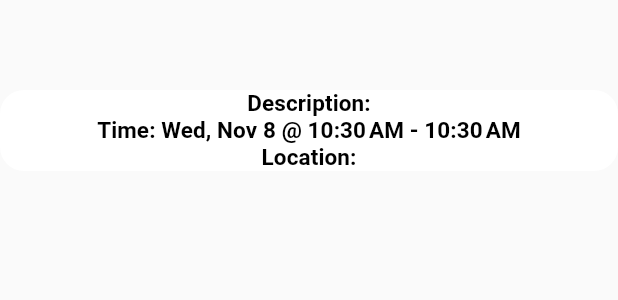
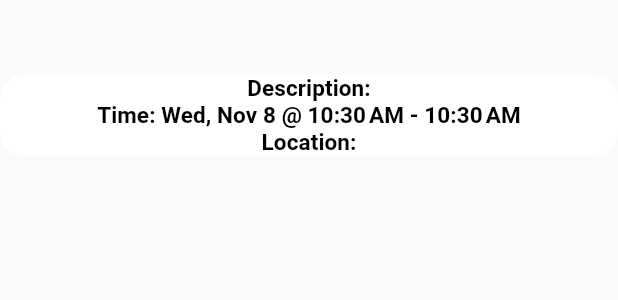
Before and after one commit to 1aggarcia/MeUni, a Flutter app: the EventCard widget shown alone on an empty page, opened directly with empty values, on a phone screen of 412 x 824 dp. Shown: the top 300 px of the screen. Run offline on Flutter 3.47's test engine with Material 2 defaults, Android fonts, the phone set to English and light mode, and no system bars; our stand-ins replace stacked, stacked_services, stacked_shared; accounts and stored records are empty; Roboto replaces fonts that are missing (Hind Siliguri).

Commit message:
[mobile] Refactor rest of project to remove lint errors

```diff
--- a/mobile/lib/ui/views/create_event/create_event_view.dart
+++ b/mobile/lib/ui/views/create_event/create_event_view.dart
@@ -46,7 +46,7 @@ class CreateEventView extends StackedView<CreateEventViewModel>
     );
 
     const errorTextStyle = TextStyle(
-      color: Colors.blue,
+      color: Colors.red,
       fontSize: 12,
       fontWeight: FontWeight.w700,
     );
--- a/mobile/lib/ui/views/events/events_view.dart
+++ b/mobile/lib/ui/views/events/events_view.dart
@@ -53,7 +53,9 @@ class EventsView extends StackedView<EventsViewModel> {
                         ),
                       ],
                     ),
-                    for (var event in viewModel.events) EventCard(event: event)
+                    for (var event in viewModel.events) ...[
+                      EventCard(event: event)
+                    ]
                   ],
                 )),
       ),
--- a/mobile/lib/ui/widgets/event_card.dart
+++ b/mobile/lib/ui/widgets/event_card.dart
@@ -2,6 +2,7 @@ import 'package:flutter/material.dart';
 import 'package:intl/intl.dart';
 
 import '../../models/event.dart';
+import '../common/ui_helpers.dart';
 
 class EventCard extends StatelessWidget {
   //* Public Properties
@@ -13,15 +14,21 @@ class EventCard extends StatelessWidget {
   //* Overriden Methods
   @override
   Widget build(BuildContext context) {
+    final startDate = DateFormat.MMMEd().format(event.startTime);
+    final startTime = DateFormat.jm().format(event.startTime);
+    final endTime = DateFormat.jm().format(event.endTime);
 
-    String startDate = DateFormat.MMMEd().format(event.startTime);
-    String startTime = DateFormat.jm().format(event.startTime);
-    String endTime = DateFormat.jm().format(event.endTime);
+    const textStyle = TextStyle(
+      color: Colors.black,
+      fontSize: 15,
+      fontFamily: 'Hind Siliguri',
+      fontWeight: FontWeight.w600,
+      letterSpacing: 0.07,
+    );
+
     return Column(
       children: [
-        const SizedBox(
-          height: 60,
-        ),
+        verticalSpaceLarge,
         Container(
             decoration: ShapeDecoration(
               color: Colors.white,
@@ -36,14 +43,7 @@ class EventCard extends StatelessWidget {
                   child: Text(
                     'Description: ${event.desc}',
                     textAlign: TextAlign.center,
-                    style: const TextStyle(
-                      color: Colors.black,
-                      fontSize: 15,
-                      fontFamily: 'Hind Siliguri',
-                      fontWeight: FontWeight.w600,
-                      // height: 0.03,
-                      letterSpacing: 0.07,
-                    ),
+                    style: textStyle,
                   ),
                 ),
               ),
@@ -53,14 +53,7 @@ class EventCard extends StatelessWidget {
                   child: Text(
                     'Time: $startDate @ $startTime - $endTime',
                     textAlign: TextAlign.center,
-                    style: const TextStyle(
-                      color: Colors.black,
-                      fontSize: 15,
-                      fontFamily: 'Hind Siliguri',
-                      fontWeight: FontWeight.w600,
-                      // height: 0.03,
-                      letterSpacing: 0.07,
-                    ),
+                    style: textStyle,
                   ),
                 ),
               ),
@@ -70,14 +63,7 @@ class EventCard extends StatelessWidget {
                   child: Text(
                     'Location: ${event.location}',
                     textAlign: TextAlign.center,
-                    style: const TextStyle(
-                      color: Colors.black,
-                      fontSize: 15,
-                      fontFamily: 'Hind Siliguri',
-                      fontWeight: FontWeight.w600,
-                      // height: 0.03,
-                      letterSpacing: 0.07,
-                    ),
+                    style: textStyle,
                   ),
                 ),
               ),
```
Also changed, not shown: mobile/lib/ui/views/events/events_viewmodel.dart (+5 -7 lines), mobile/lib/ui/views/login/login_view.dart (+33 -30 lines), mobile/lib/ui/views/login/login_viewmodel.dart (+9 -9 lines), mobile/lib/ui/widgets/round_button.dart (+5 -2 lines).
